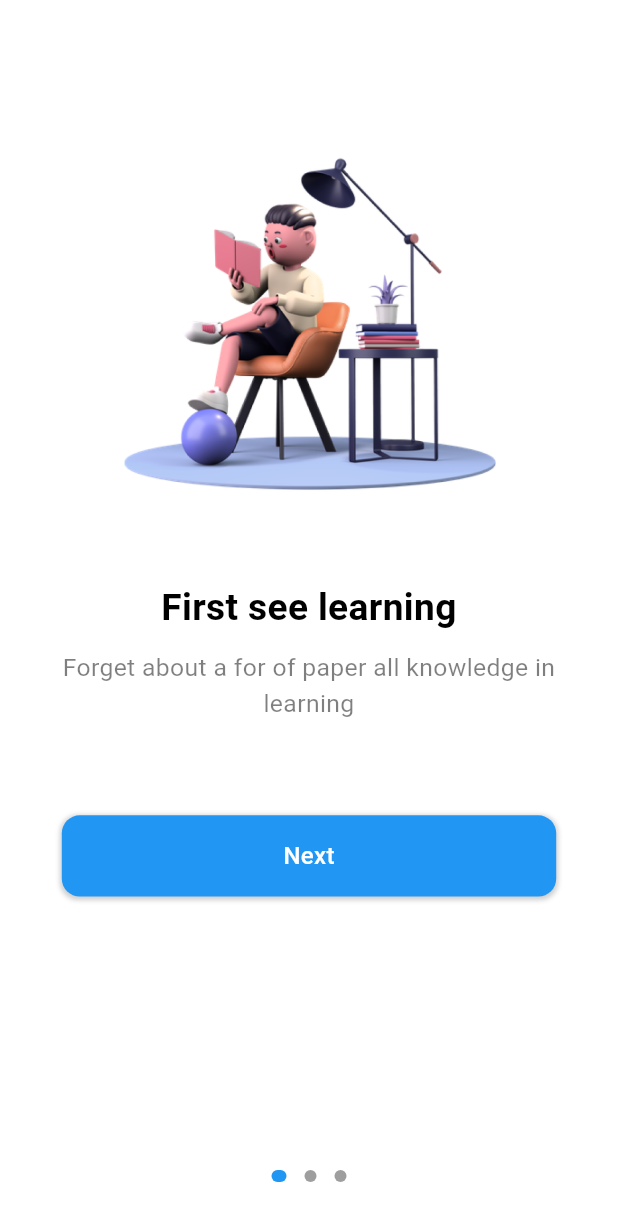
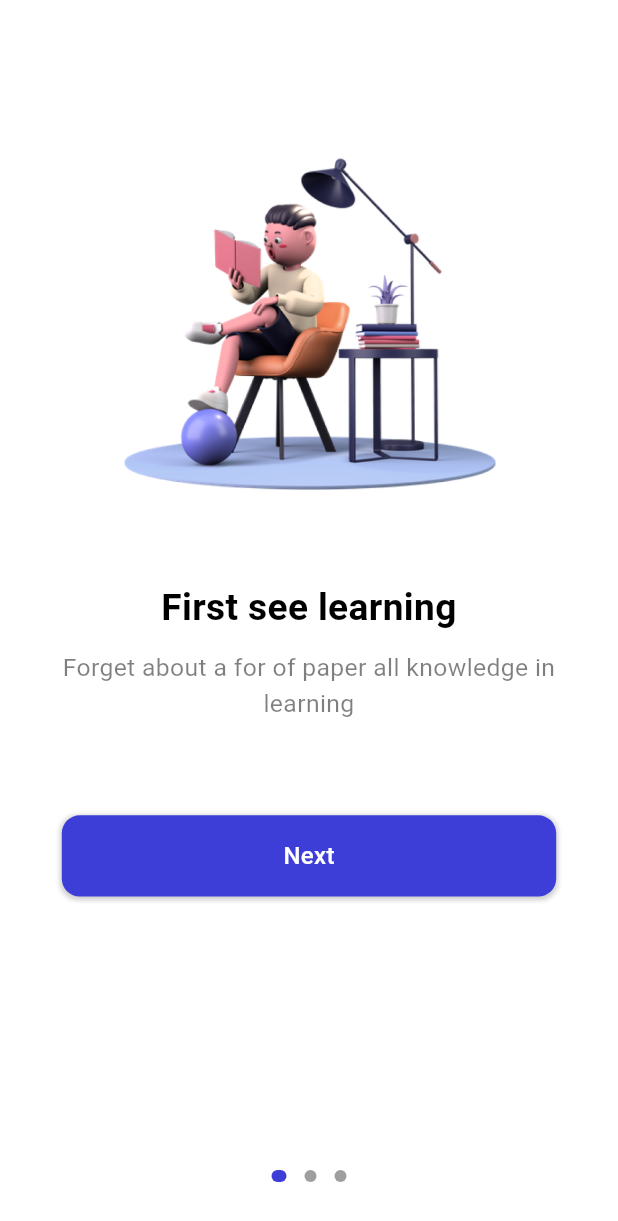
Before and after one commit to MostakAhmedShahad/online_class, a Flutter app: the screen it shows after launch, on a phone screen of 412 x 824 dp. Shown: the top 1221 px of the screen. Run offline on Flutter 3.47's test engine with Material 3 defaults, Android fonts, the phone set to English and light mode, and no system bars; drawn by our look-alikes of dots_indicator; our stand-ins replace cloud_firestore, flutter_bloc, flutter_screenutil; accounts and stored records are empty.

Commit message:
primary_color_purple

```diff
--- a/lib/common/values/color.dart
+++ b/lib/common/values/color.dart
@@ -0,0 +1,29 @@
+import 'dart:ui';
+
+class AppColors {
+
+  /// white background
+  static const Color primaryBackground = Color.fromARGB(255, 255, 255, 255);
+  /// grey background
+  static const Color primarySecondaryBackground = Color.fromARGB(255, 247, 247, 249);
+  /// main widget color blue
+  static const Color primaryElement = Color.fromARGB(255, 61, 61, 216);
+  /// main text color black
+  static const Color primaryText = Color.fromARGB(255, 0, 0, 0);
+  // video background color
+  static const Color primary_bg = Color.fromARGB(210, 32, 47, 62);
+  /// main widget text color white
+  static const Color primaryElementText = Color.fromARGB(255, 255, 255, 255);
+  // main widget text color grey
+  static const Color primarySecondaryElementText = Color.fromARGB(255, 102, 102, 102);
+  // main widget third color grey
+  static const Color primaryThreeElementText = Color.fromARGB(255, 170, 170, 170);
+
+  static const Color primaryFourElementText = Color.fromARGB(255, 204, 204, 204);
+  //state color
+  static const Color primaryElementStatus = Color.fromARGB(255, 88, 174, 127);
+
+  static const Color primaryElementBg = Color.fromARGB(255, 238, 121, 99);
+
+
+}
--- a/lib/pages/welcome/welcome.dart
+++ b/lib/pages/welcome/welcome.dart
@@ -2,6 +2,7 @@ import 'package:dots_indicator/dots_indicator.dart';
 import 'package:flutter/material.dart';
 import 'package:flutter_bloc/flutter_bloc.dart';
 import 'package:flutter_screenutil/flutter_screenutil.dart';
+import 'package:online_class/common/values/color.dart';
 import 'package:online_class/pages/welcome/bloc/welcome_bloc.dart';
 import 'package:online_class/pages/welcome/bloc/welcome_event.dart';
 import 'package:online_class/pages/welcome/bloc/welcome_state.dart';
@@ -73,7 +74,7 @@ class _WelcomeState extends State<Welcome> {
                             mainAxisAlignment: MainAxisAlignment.center,
                             decorator: DotsDecorator(
                               color: Colors.grey,
-                              activeColor: Colors.blue,
+                              activeColor: AppColors.primaryElement,
                               size: const Size.square(8),
                               activeSize: const Size(10, 8),
                               activeShape: RoundedRectangleBorder(
@@ -149,7 +150,7 @@ class _WelcomeState extends State<Welcome> {
                     height: screenHeight * 0.07,
                     width: screenWidth * 0.8,
                     decoration: BoxDecoration(
-                      color: Colors.blue,
+                      color: AppColors.primaryElement,
                       borderRadius: BorderRadius.circular(12),
                       boxShadow: [
                         BoxShadow(
```
Also changed, not shown: lib/pages/sign_in/widgets/sign_in_widget.dart (+5 -4 lines).
